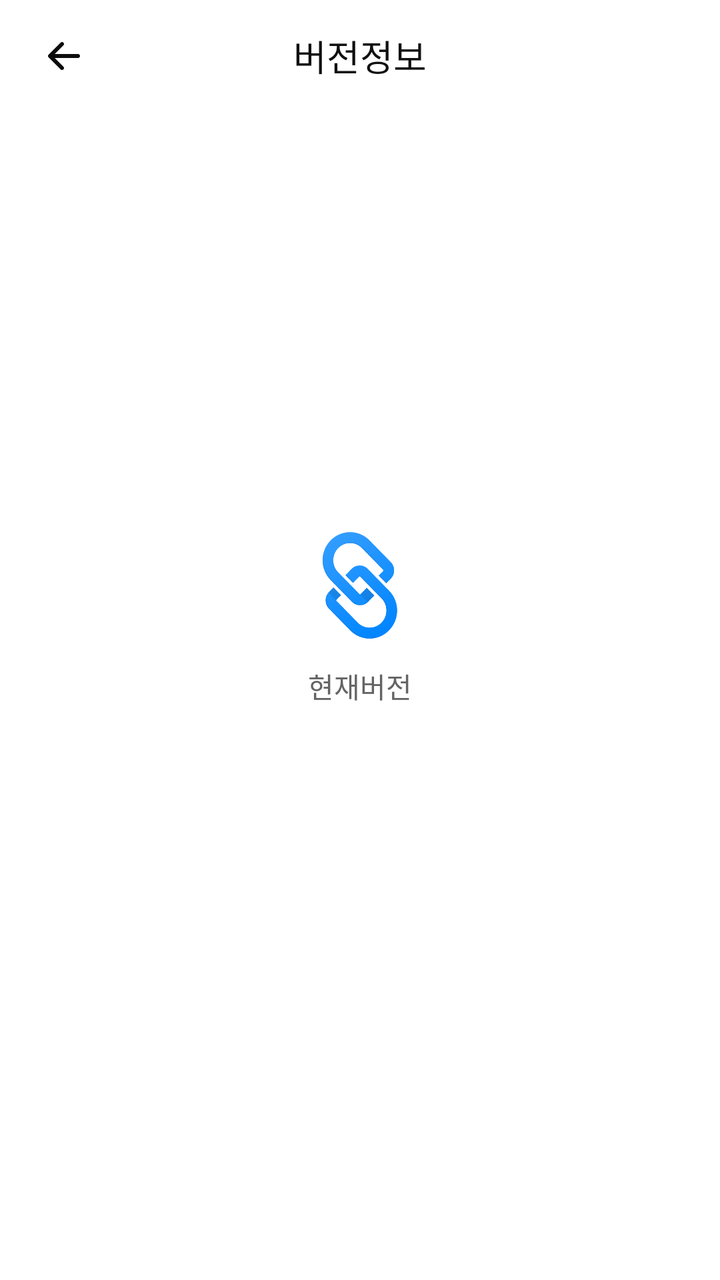
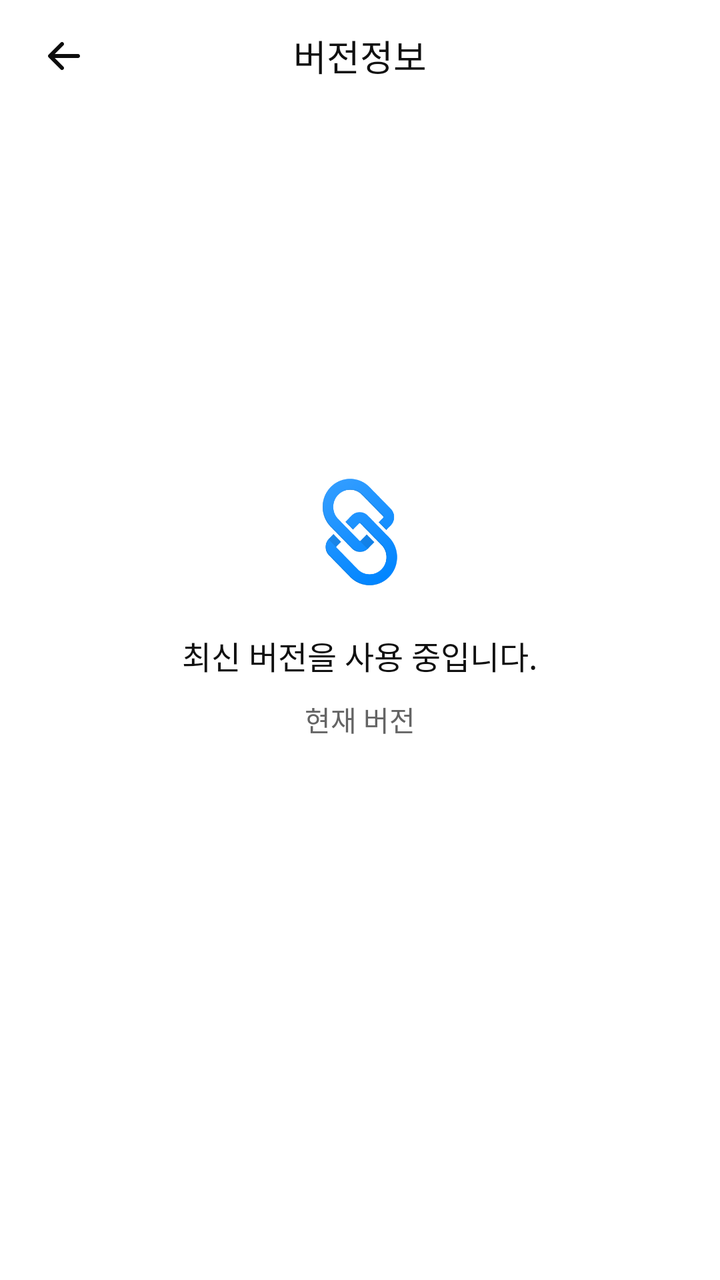

Screens rendered from an Android XML layout before and after an edit, with the pre-edit source and the edit as a unified diff.
<!-- AndroidManifest.xml: application theme Theme.SmombieApp -->
<!-- res/layout/activity_version.xml -->
<?xml version="1.0" encoding="utf-8"?>
<androidx.constraintlayout.widget.ConstraintLayout xmlns:android="http://schemas.android.com/apk/res/android"
    xmlns:app="http://schemas.android.com/apk/res-auto"
    xmlns:tools="http://schemas.android.com/tools"
    android:layout_width="match_parent"
    android:layout_height="match_parent"
    tools:context=".view.VersionActivity">

    <TextView
        android:id="@+id/version_tv_title"
        style="@style/Font_18_primaryBlack"
        android:layout_width="match_parent"
        android:layout_height="@dimen/dimen_56dp"
        android:gravity="center"
        android:text="@string/version_title"
        app:layout_constraintTop_toTopOf="parent" />

    <ImageView
        android:id="@+id/version_btn_back"
        android:layout_width="wrap_content"
        android:layout_height="wrap_content"
        android:layout_marginStart="@dimen/dimen_20dp"
        android:src="@drawable/btn_arrow_left"
        app:layout_constraintBottom_toBottomOf="@id/version_tv_title"
        app:layout_constraintStart_toStartOf="parent"
        app:layout_constraintTop_toTopOf="@id/version_tv_title" />

    <LinearLayout
        android:layout_width="match_parent"
        android:layout_height="0dp"
        android:gravity="center"
        android:orientation="vertical"
        app:layout_constraintBottom_toBottomOf="parent"
        app:layout_constraintTop_toBottomOf="@id/version_tv_title">

        <ImageView
            android:layout_width="@dimen/dimen_60dp"
            android:layout_height="@dimen/dimen_60dp"
            android:src="@drawable/logo_on" />

        <TextView
            android:id="@+id/version_tv"
            style="@style/Font_14_mediumDark"
            android:layout_width="wrap_content"
            android:layout_height="wrap_content"
            android:layout_marginTop="@dimen/dimen_10dp"
            android:layout_marginBottom="@dimen/dimen_80dp"
            android:text="@string/version_msg" />


    </LinearLayout>


</androidx.constraintlayout.widget.ConstraintLayout>
<!-- resources referenced by this layout -->
<resources>
  <dimen name="dimen_10dp">10dp</dimen>
  <dimen name="dimen_20dp">20dp</dimen>
  <dimen name="dimen_56dp">56dp</dimen>
  <dimen name="dimen_60dp">60dp</dimen>
  <dimen name="dimen_80dp">80dp</dimen>
  <!-- drawable btn_arrow_left: png bitmap (drawable-hdpi, 229 bytes) -->
  <!-- drawable logo_on: png bitmap (drawable-hdpi, 5509 bytes) -->
  <string name="version_msg">현재버전</string>
  <string name="version_title">버전정보</string>
  <style name="Font_14_mediumDark">
          <item name="android:textColor">@color/color_medium_dark</item>
          <item name="android:textSize">@dimen/dimen_14dp</item>
          <item name="android:includeFontPadding">false</item>
      </style>
  <style name="Font_18_primaryBlack">
          <item name="android:textColor">@color/color_primary_black</item>
          <item name="android:textSize">@dimen/dimen_18dp</item>
          <item name="android:includeFontPadding">false</item>
      </style>
  <style name="Theme.SmombieApp" parent="Theme.MaterialComponents.Light.NoActionBar">
          
          <item name="colorPrimary">@color/color_primary_blue</item>
          <item name="colorPrimaryVariant">@color/purple_700</item>
          <item name="colorOnPrimary">@color/white</item>
          
          <item name="colorSecondary">@color/teal_200</item>
          <item name="colorSecondaryVariant">@color/teal_700</item>
          <item name="colorOnSecondary">@color/black</item>
          
          <item name="android:statusBarColor" tools:targetApi="l">@color/color_primary_white</item>
          <item name="android:windowLightStatusBar">true</item>
          
  
          
          <item name="android:windowBackground">@color/white</item>
      </style>
  <color name="color_medium_dark">#646464</color>
  <dimen name="dimen_14dp">14dp</dimen>
  <color name="color_primary_black">#101010</color>
  <dimen name="dimen_18dp">18dp</dimen>
  <color name="color_primary_blue">#0085FF</color>
  <color name="purple_700">#FF3700B3</color>
  <color name="white">#FFFFFFFF</color>
  <color name="teal_200">#3CB5F8</color>
  <color name="teal_700">#FF018786</color>
  <color name="black">#FF000000</color>
  <color name="color_primary_white">#FFFFFF</color>
</resources>

<!-- the commit's change to res/layout/activity_version.xml (unified diff, before → after) -->
@@ -38,14 +38,23 @@
             android:layout_height="@dimen/dimen_60dp"
             android:src="@drawable/logo_on" />
 
+
         <TextView
-            android:id="@+id/version_tv"
+            android:id="@+id/version_tv_msg"
+            style="@style/Font_16_primaryBlack"
+            android:layout_width="wrap_content"
+            android:layout_height="wrap_content"
+            android:layout_marginTop="@dimen/dimen_20dp"
+            android:text="@string/version_msg" />
+
+        <TextView
+            android:id="@+id/version_tv_ver"
             style="@style/Font_14_mediumDark"
             android:layout_width="wrap_content"
             android:layout_height="wrap_content"
             android:layout_marginTop="@dimen/dimen_10dp"
-            android:layout_marginBottom="@dimen/dimen_80dp"
-            android:text="@string/version_msg" />
+            android:layout_marginBottom="@dimen/dimen_90dp"
+            android:text="@string/version_current" />
 
 
     </LinearLayout>
<!-- resource entries referenced after the edit -->
@@ -4,14 +4,20 @@
   <dimen name="dimen_20dp">20dp</dimen>
   <dimen name="dimen_56dp">56dp</dimen>
   <dimen name="dimen_60dp">60dp</dimen>
-  <dimen name="dimen_80dp">80dp</dimen>
+  <dimen name="dimen_90dp">90dp</dimen>
   <!-- drawable btn_arrow_left: png bitmap (drawable-hdpi, 229 bytes) -->
   <!-- drawable logo_on: png bitmap (drawable-hdpi, 5509 bytes) -->
-  <string name="version_msg">현재버전</string>
+  <string name="version_current">현재 버전</string>
+  <string name="version_msg">최신 버전을 사용 중입니다.</string>
   <string name="version_title">버전정보</string>
   <style name="Font_14_mediumDark">
           <item name="android:textColor">@color/color_medium_dark</item>
           <item name="android:textSize">@dimen/dimen_14dp</item>
+          <item name="android:includeFontPadding">false</item>
+      </style>
+  <style name="Font_16_primaryBlack">
+          <item name="android:textColor">@color/color_primary_black</item>
+          <item name="android:textSize">@dimen/dimen_16dp</item>
           <item name="android:includeFontPadding">false</item>
       </style>
   <style name="Font_18_primaryBlack">
@@ -39,6 +45,7 @@
   <color name="color_medium_dark">#646464</color>
   <dimen name="dimen_14dp">14dp</dimen>
   <color name="color_primary_black">#101010</color>
+  <dimen name="dimen_16dp">16dp</dimen>
   <dimen name="dimen_18dp">18dp</dimen>
   <color name="color_primary_blue">#0085FF</color>
   <color name="purple_700">#FF3700B3</color>
